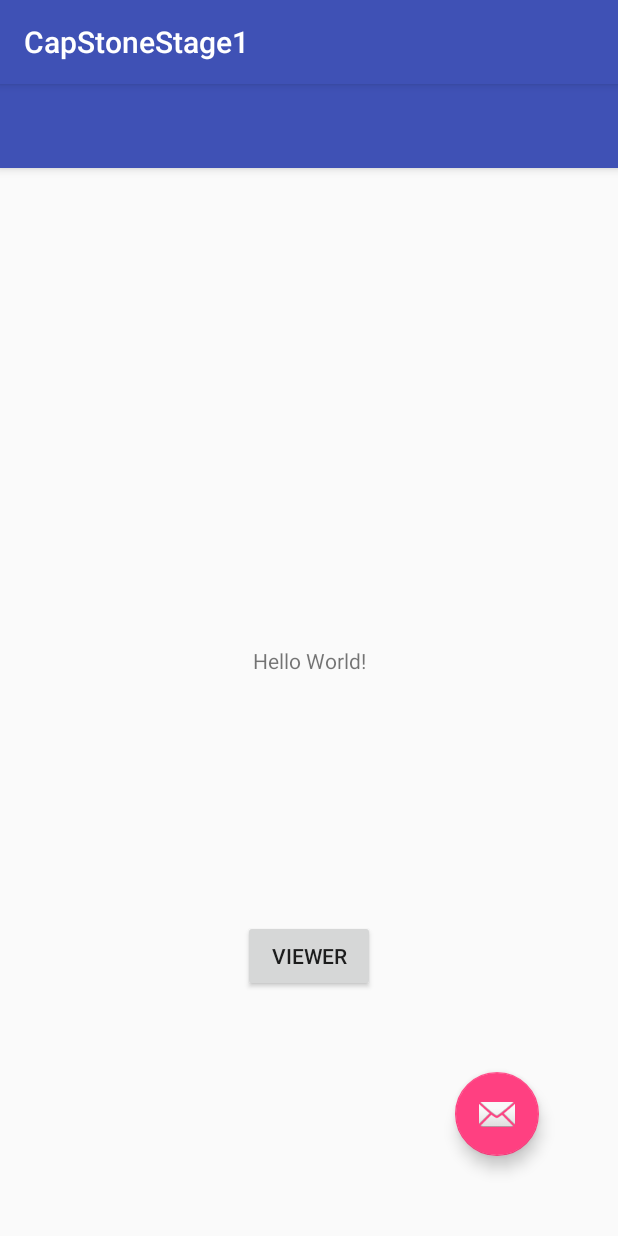
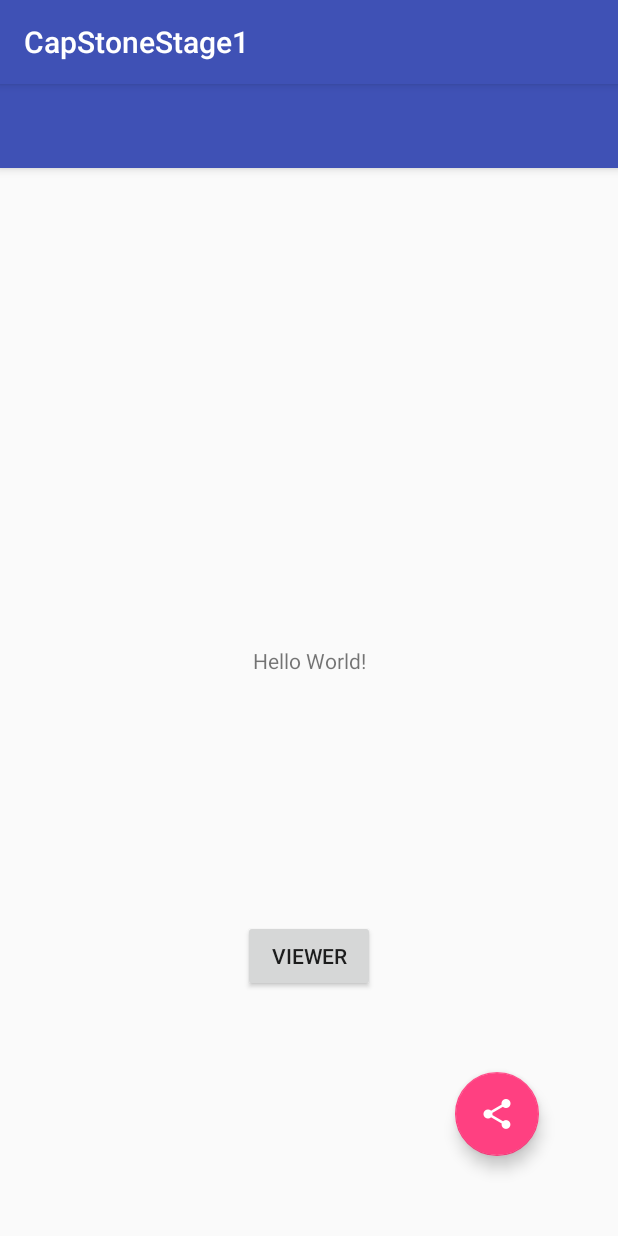
Before and after one commit to yeuchi/CapStoneStage1, an Android app: the screen it shows after launch (MainActivity), on a phone screen of 412 x 824 dp. Run offline under Robolectric (Android 15) with nearby library versions, the phone set to English and light mode, and no system bars.

Commit message:
Tab pages
1. add 4 tab pages
2. add share button
3. no menu, no tab menu

```diff
--- a/app/src/main/java/com/example/ctyeung/capstonestage1/MainActivity.java
+++ b/app/src/main/java/com/example/ctyeung/capstonestage1/MainActivity.java
@@ -1,6 +1,8 @@
 package com.example.ctyeung.capstonestage1;
 
 import android.content.Context;
+import android.support.design.widget.FloatingActionButton;
+import android.support.v4.app.ShareCompat;
 import android.support.v7.app.AppCompatActivity;
 import android.os.Bundle;
 import android.widget.Button;
@@ -10,6 +12,7 @@ import com.example.ctyeung.capstonestage1.ViewerActivity;
 
 public class MainActivity extends AppCompatActivity {
 
+    private FloatingActionButton btnShare;
     private Button btnViewer;
     private Context context;
 
@@ -19,6 +22,7 @@ public class MainActivity extends AppCompatActivity {
         setContentView(R.layout.activity_main);
         context = this;
 
+        // Launch Viewer -- consume
         btnViewer = (Button)findViewById(R.id.btnViewer);
 
         btnViewer.setOnClickListener(new View.OnClickListener() {
@@ -28,5 +32,17 @@ public class MainActivity extends AppCompatActivity {
                 startActivity(intent);
             }
         });
+
+        // Launch Tab pages -- Author + share
+        btnShare = (FloatingActionButton)findViewById(R.id.share_fab);
+
+        btnShare.setOnClickListener(new View.OnClickListener() {
+            @Override
+            public void onClick(View view) {
+                //startActivity(Intent.createChooser(ShareCompat.IntentBuilder.from(getActivity())
+                Intent intent = new Intent(context, TabActivity.class);
+                startActivity(intent);
+            }
+        });
     }
 }
--- /dev/null
+++ b/app/src/main/res/drawable-v21/white_selectable_item_background_circle.xml
@@ -0,0 +1,23 @@
+<!--
+  Copyright 2015 Google Inc.
+
+  Licensed under the Apache License, Version 2.0 (the "License");
+  you may not use this file except in compliance with the License.
+  You may obtain a copy of the License at
+
+      http://www.apache.org/licenses/LICENSE-2.0
+
+  Unless required by applicable law or agreed to in writing, software
+  distributed under the License is distributed on an "AS IS" BASIS,
+  WITHOUT WARRANTIES OR CONDITIONS OF ANY KIND, either express or implied.
+  See the License for the specific language governing permissions and
+  limitations under the License.
+  -->
+
+<ripple xmlns:android="http://schemas.android.com/apk/res/android" android:color="#8fff">
+    <item android:id="@android:id/mask">
+        <shape android:shape="oval">
+            <solid android:color="#fff" />
+        </shape>
+    </item>
+</ripple>
--- /dev/null
+++ b/app/src/main/res/drawable-v24/add_fab_background.xml
@@ -0,0 +1,25 @@
+<!--
+  Copyright 2015 Google Inc.
+
+  Licensed under the Apache License, Version 2.0 (the "License");
+  you may not use this file except in compliance with the License.
+  You may obtain a copy of the License at
+
+      http://www.apache.org/licenses/LICENSE-2.0
+
+  Unless required by applicable law or agreed to in writing, software
+  distributed under the License is distributed on an "AS IS" BASIS,
+  WITHOUT WARRANTIES OR CONDITIONS OF ANY KIND, either express or implied.
+  See the License for the specific language governing permissions and
+  limitations under the License.
+  -->
+
+<layer-list xmlns:android="http://schemas.android.com/apk/res/android">
+    <item>
+        <shape android:shape="oval">
+            <solid android:color="@color/colorAccent" />
+        </shape>
+    </item>
+    <item android:drawable="@drawable/white_selectable_item_background_circle" />
+
+</layer-list>
--- /dev/null
+++ b/app/src/main/res/drawable/add_fab_background.xml
@@ -0,0 +1,25 @@
+<!--
+  Copyright 2015 Google Inc.
+
+  Licensed under the Apache License, Version 2.0 (the "License");
+  you may not use this file except in compliance with the License.
+  You may obtain a copy of the License at
+
+      http://www.apache.org/licenses/LICENSE-2.0
+
+  Unless required by applicable law or agreed to in writing, software
+  distributed under the License is distributed on an "AS IS" BASIS,
+  WITHOUT WARRANTIES OR CONDITIONS OF ANY KIND, either express or implied.
+  See the License for the specific language governing permissions and
+  limitations under the License.
+  -->
+
+<layer-list xmlns:android="http://schemas.android.com/apk/res/android">
+    <item>
+        <shape android:shape="oval">
+            <solid android:color="@color/colorAccent" />
+        </shape>
+    </item>
+    <item android:drawable="@drawable/white_selectable_item_background_circle" />
+
+</layer-list>
--- /dev/null
+++ b/app/src/main/res/drawable/white_selectable_item_background_circle.xml
@@ -0,0 +1,31 @@
+<!--
+  Copyright 2014 Google Inc.
+
+  Licensed under the Apache License, Version 2.0 (the "License");
+  you may not use this file except in compliance with the License.
+  You may obtain a copy of the License at
+
+      http://www.apache.org/licenses/LICENSE-2.0
+
+  Unless required by applicable law or agreed to in writing, software
+  distributed under the License is distributed on an "AS IS" BASIS,
+  WITHOUT WARRANTIES OR CONDITIONS OF ANY KIND, either express or implied.
+  See the License for the specific language governing permissions and
+  limitations under the License.
+  -->
+
+<selector xmlns:android="http://schemas.android.com/apk/res/android"
+    android:enterFadeDuration="100"
+    android:exitFadeDuration="100">
+    <item android:state_pressed="true">
+        <shape android:shape="oval">
+            <solid android:color="#3fff" />
+        </shape>
+    </item>
+    <item android:state_focused="true">
+        <shape android:shape="oval">
+            <solid android:color="#2fff" />
+        </shape>
+    </item>
+    <item android:drawable="@android:color/transparent" />
+</selector>
--- a/app/src/main/res/layout/activity_main.xml
+++ b/app/src/main/res/layout/activity_main.xml
@@ -21,22 +21,23 @@
     </android.support.design.widget.AppBarLayout>
 
     <android.support.design.widget.FloatingActionButton
-        android:id="@+id/fab"
-        android:layout_width="wrap_content"
-        android:layout_height="wrap_content"
+        android:id="@+id/share_fab"
+        android:layout_width="56dp"
+        android:layout_height="56dp"
         android:layout_gravity="bottom|end"
-        android:layout_margin="@dimen/fab_margin"
         android:layout_marginBottom="8dp"
         android:layout_marginEnd="8dp"
         android:layout_marginLeft="8dp"
         android:layout_marginRight="8dp"
         android:layout_marginStart="8dp"
         android:layout_marginTop="8dp"
+        android:background="@drawable/add_fab_background"
+        android:contentDescription="share"
+        android:src="@drawable/ic_share"
         app:layout_constraintBottom_toBottomOf="parent"
         app:layout_constraintEnd_toEndOf="parent"
         app:layout_constraintStart_toEndOf="@+id/btnViewer"
-        app:layout_constraintTop_toBottomOf="@+id/btnViewer"
-        app:srcCompat="@android:drawable/ic_dialog_email" />
+        app:layout_constraintTop_toBottomOf="@+id/btnViewer" />
 
     <TextView
         android:id="@+id/textView"
```
Also changed, not shown: app/src/main/java/com/example/ctyeung/capstonestage1/TabActivity.java (+41 -104 lines), app/src/main/java/com/example/ctyeung/capstonestage1/TabFragment1.java (added, +20 -0 lines), app/src/main/java/com/example/ctyeung/capstonestage1/TabFragment2.java (added, +15 -0 lines), app/src/main/java/com/example/ctyeung/capstonestage1/TabFragment3.java (added, +15 -0 lines), app/src/main/java/com/example/ctyeung/capstonestage1/TabFragment4.java (added, +15 -0 lines), app/src/main/res/drawable/padded_divider.xml (added, +7 -0 lines), app/src/main/res/drawable/photo_background_protection.xml (added, +9 -0 lines), app/src/main/res/layout/activity_tab.xml (+35 -3 lines), app/src/main/res/layout/tab_fragment_1.xml (added, +15 -0 lines), app/src/main/res/layout/tab_fragment_2.xml (added, +15 -0 lines), app/src/main/res/layout/tab_fragment_3.xml (added, +15 -0 lines), app/src/main/res/layout/tab_fragment_4.xml (added, +15 -0 lines), app/src/main/res/drawable-v24/ic_share.png (added), app/src/main/res/mipmap-xxhdpi/ic_share.png (added).
